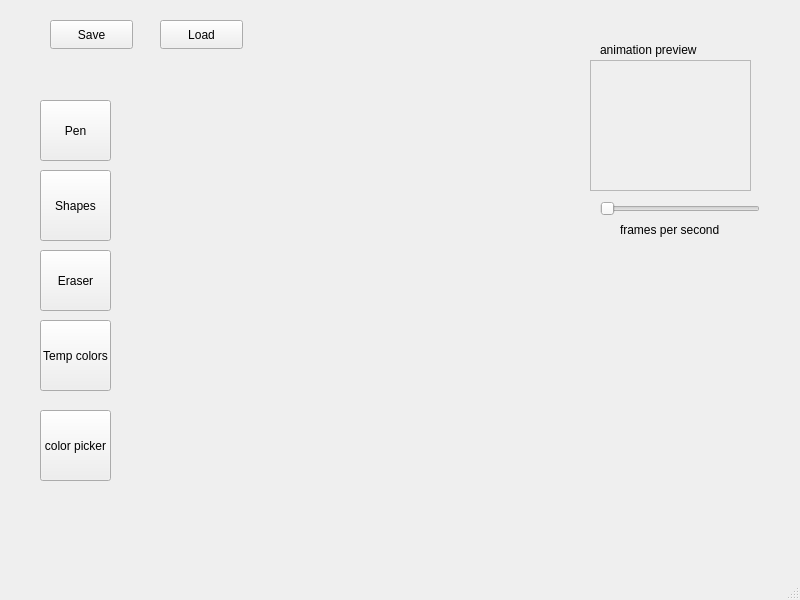
Before: the Qt Designer form SpriteEditor/mainwindow.ui in aishug18/SpriteEditor, drawn with Qt 5.
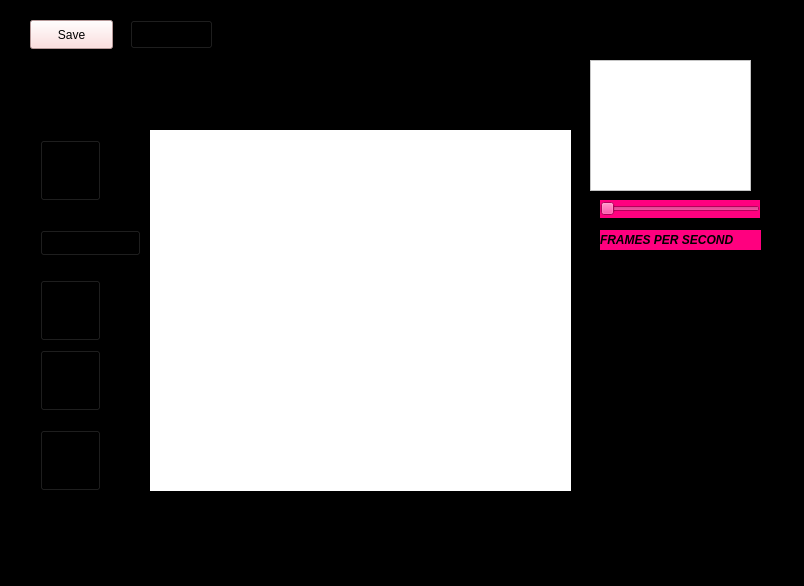
After: the same form once the commit is applied. Custom widgets are drawn as their Qt base class.

Commit message: Added pen and erase modes, tried shape mode, edited ui

What changed in the file:
```diff
--- a/SpriteEditor/mainwindow.ui
+++ b/SpriteEditor/mainwindow.ui
@@ -6,30 +6,41 @@
    <rect>
     <x>0</x>
     <y>0</y>
-    <width>800</width>
-    <height>600</height>
+    <width>804</width>
+    <height>586</height>
    </rect>
   </property>
   <property name="windowTitle">
    <string>MainWindow</string>
   </property>
+  <property name="autoFillBackground">
+   <bool>false</bool>
+  </property>
+  <property name="styleSheet">
+   <string notr="true">background-color: rgb(0, 0, 0);</string>
+  </property>
   <widget class="QWidget" name="centralwidget">
    <widget class="SpriteCanvas" name="spriteCanvas" native="true">
     <property name="geometry">
      <rect>
       <x>150</x>
       <y>130</y>
-      <width>381</width>
-      <height>301</height>
+      <width>421</width>
+      <height>361</height>
      </rect>
     </property>
+    <property name="styleSheet">
+     <string notr="true">QWidget {
+	background-color: rgb(255, 255, 255)
+}</string>
+    </property>
    </widget>
    <widget class="QToolButton" name="eraseToggleButton">
     <property name="geometry">
      <rect>
       <x>40</x>
-      <y>250</y>
-      <width>71</width>
+      <y>280</y>
+      <width>61</width>
       <height>61</height>
      </rect>
     </property>
@@ -40,85 +51,47 @@
      <bool>true</bool>
     </property>
    </widget>
-   <widget class="QPushButton" name="pushButton">
+   <widget class="QPushButton" name="savePushButton">
     <property name="geometry">
      <rect>
-      <x>40</x>
-      <y>100</y>
-      <width>71</width>
-      <height>61</height>
-     </rect>
-    </property>
-    <property name="text">
-     <string>Pen</string>
-    </property>
-   </widget>
-   <widget class="QPushButton" name="pushButton_2">
-    <property name="geometry">
-     <rect>
-      <x>40</x>
-      <y>170</y>
-      <width>71</width>
-      <height>71</height>
-     </rect>
-    </property>
-    <property name="text">
-     <string>Shapes</string>
-    </property>
-   </widget>
-   <widget class="QPushButton" name="pushButton_3">
-    <property name="geometry">
-     <rect>
-      <x>40</x>
-      <y>320</y>
-      <width>71</width>
-      <height>71</height>
-     </rect>
-    </property>
-    <property name="text">
-     <string>Temp colors</string>
-    </property>
-   </widget>
-   <widget class="QPushButton" name="pushButton_4">
-    <property name="geometry">
-     <rect>
-      <x>40</x>
-      <y>410</y>
-      <width>71</width>
-      <height>71</height>
-     </rect>
-    </property>
-    <property name="text">
-     <string>color picker</string>
-    </property>
-   </widget>
-   <widget class="QPushButton" name="pushButton_5">
-    <property name="geometry">
-     <rect>
-      <x>50</x>
+      <x>30</x>
       <y>20</y>
       <width>83</width>
       <height>29</height>
      </rect>
     </property>
+    <property name="styleSheet">
+     <string notr="true">
+
+QPushButton {
+background-color: rgb(255, 213, 213)
+}</string>
+    </property>
     <property name="text">
      <string>Save</string>
     </property>
    </widget>
-   <widget class="QPushButton" name="pushButton_6">
+   <widget class="QPushButton" name="loadPushButton">
     <property name="geometry">
      <rect>
-      <x>160</x>
+      <x>130</x>
       <y>20</y>
       <width>83</width>
       <height>29</height>
      </rect>
     </property>
+    <property name="styleSheet">
+     <string notr="true">
+
+Qpush {
+background-color: rgb(255, 213, 213)
+}</string>
+    </property>
     <property name="text">
      <string>Load</string>
     </property>
    </widget>
-   <widget class="QSlider" name="horizontalSlider">
+   <widget class="QSlider" name="fpsSlider">
     <property name="geometry">
      <rect>
       <x>600</x>
@@ -127,6 +100,11 @@
       <height>18</height>
      </rect>
     </property>
+    <property name="styleSheet">
+     <string notr="true">QWidget {
+background-color: rgb(255, 0, 127)
+}</string>
+    </property>
     <property name="orientation">
      <enum>Qt::Orientation::Horizontal</enum>
     </property>
@@ -134,14 +112,25 @@
    <widget class="QLabel" name="label">
     <property name="geometry">
      <rect>
-      <x>620</x>
-      <y>220</y>
-      <width>131</width>
+      <x>600</x>
+      <y>230</y>
+      <width>161</width>
       <height>20</height>
      </rect>
     </property>
+    <property name="font">
+     <font>
+      <italic>true</italic>
+      <bold>true</bold>
+     </font>
+    </property>
+    <property name="styleSheet">
+     <string notr="true">QWidget {
+background-color: rgb(255, 0, 127)
+}</string>
+    </property>
     <property name="text">
-     <string>frames per second</string>
+     <string>FRAMES PER SECOND</string>
     </property>
    </widget>
    <widget class="QFrame" name="frame">
@@ -153,6 +142,11 @@
       <height>131</height>
      </rect>
     </property>
+    <property name="styleSheet">
+     <string notr="true">QWidget {
+	background-color: rgb(255, 255, 255)
+}</string>
+    </property>
     <property name="frameShape">
      <enum>QFrame::Shape::StyledPanel</enum>
     </property>
@@ -163,24 +157,125 @@
    <widget class="QLabel" name="label_2">
     <property name="geometry">
      <rect>
-      <x>600</x>
-      <y>40</y>
-      <width>131</width>
+      <x>590</x>
+      <y>30</y>
+      <width>161</width>
       <height>20</height>
      </rect>
     </property>
+    <property name="font">
+     <font>
+      <italic>true</italic>
+      <bold>true</bold>
+      <underline>false</underline>
+     </font>
+    </property>
+    <property name="styleSheet">
+     <string notr="true">QWidget {
+background-color: rgb(255, 0, 127)
+}rgb(255, 0, 127)</string>
+    </property>
     <property name="text">
-     <string>animation preview</string>
+     <string>ANIMATION PREVIEW</string>
     </property>
    </widget>
+   <widget class="QToolButton" name="penToolButton">
+    <property name="geometry">
+     <rect>
+      <x>40</x>
+      <y>140</y>
+      <width>61</width>
+      <height>61</height>
+     </rect>
+    </property>
+    <property name="styleSheet">
+     <string notr="true">
+
+Qpush {
+background-color: rgb(255, 213, 213)
+}</string>
+    </property>
+    <property name="text">
+     <string>Pen</string>
+    </property>
+   </widget>
+   <widget class="QToolButton" name="colorDropperToolButton">
+    <property name="geometry">
+     <rect>
+      <x>40</x>
+      <y>350</y>
+      <width>61</width>
+      <height>61</height>
+     </rect>
+    </property>
+    <property name="text">
+     <string>color
+dropper</string>
+    </property>
+   </widget>
+   <widget class="QPushButton" name="colorPushButton">
+    <property name="geometry">
+     <rect>
+      <x>40</x>
+      <y>430</y>
+      <width>61</width>
+      <height>61</height>
+     </rect>
+    </property>
+    <property name="text">
+     <string>colors</string>
+    </property>
+   </widget>
+   <widget class="QComboBox" name="shapeComboBox">
+    <property name="geometry">
+     <rect>
+      <x>40</x>
+      <y>230</y>
+      <width>101</width>
+      <height>26</height>
+     </rect>
+    </property>
+    <property name="styleSheet">
+     <string notr="true">
+
+Qpush {
+background-color: rgb(255, 213, 213)
+}</string>
+    </property>
+    <item>
+     <property name="text">
+      <string>Rectangle</string>
+     </property>
+    </item>
+    <item>
+     <property name="text">
+      <string>Square</string>
+     </property>
+    </item>
+    <item>
+     <property name="text">
+      <string>Triangle</string>
+     </property>
+    </item>
+    <item>
+     <property name="text">
+      <string>Line</string>
+     </property>
+    </item>
+    <item>
+     <property name="text">
+      <string>Circle</string>
+     </property>
+    </item>
+   </widget>
   </widget>
   <widget class="QMenuBar" name="menubar">
    <property name="geometry">
     <rect>
      <x>0</x>
      <y>0</y>
-     <width>800</width>
-     <height>25</height>
+     <width>804</width>
+     <height>26</height>
     </rect>
    </property>
   </widget>
```
The commit also changes 4 other files.
